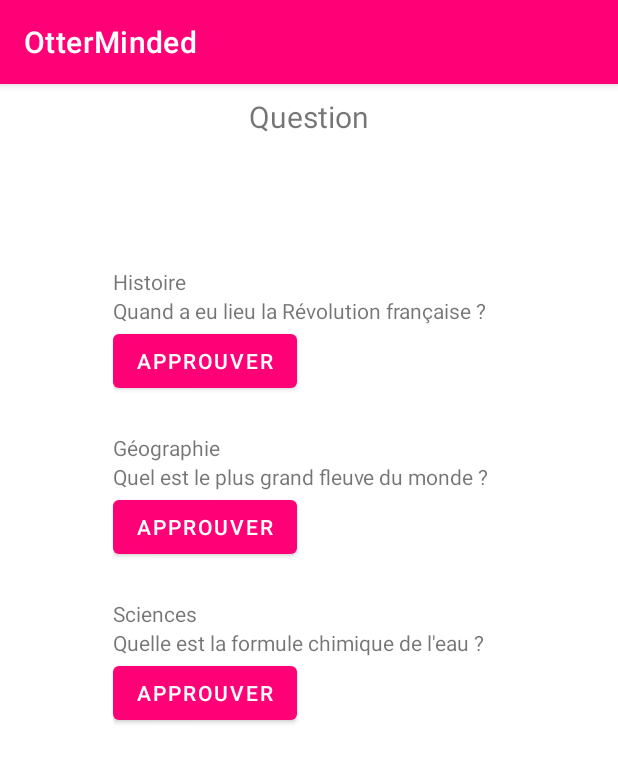
After one commit to L-Antre-des-Loutres/OtterMinded, an Android app: the fragment ApprouverQuestionFragment shown on its own in the app's theme, on a phone screen of 412 x 824 dp. The commit adds this screen. Shown: the top 763 px of the screen. Run offline under Robolectric (Android 15) with nearby library versions, the phone set to English and light mode, and no system bars.

Commit message:
ajouts fonctionaliter approuver partie graphique

```diff
--- a/app/src/main/AndroidManifest.xml
+++ b/app/src/main/AndroidManifest.xml
@@ -20,6 +20,9 @@
         tools:targetApi="31">
         <activity
             android:name=".QuestionActivity"
+            android:exported="false" />
+        <activity
+            android:name=".ui.approuverQuestion.ApprouverQuestionActivity"
             android:exported="false" />
         <activity
             android:name=".CommentaireActivity"
--- a/app/src/main/java/com/example/otterminded/QuestionManager.kt
+++ b/app/src/main/java/com/example/otterminded/QuestionManager.kt
@@ -42,7 +42,7 @@ class QuestionManager(private val context: Context) {
             // Récupérer seulement la question dans l'objet question
             val questionText = question?.question ?: "Question introuvable"
 
-            return Pair(questionId, questionText ?: "Question introuvable") // Si la question n'est pas trouvée, retourne une chaîne par défaut
+            return Pair(questionId, questionText) // Si la question n'est pas trouvée, retourne une chaîne par défaut
         }
 
 
--- a/app/src/main/java/com/example/otterminded/models/BDHelper.kt
+++ b/app/src/main/java/com/example/otterminded/models/BDHelper.kt
@@ -23,7 +23,8 @@ class BDHelper(context: Context) :
             CREATE TABLE question (
                 id INTEGER PRIMARY KEY AUTOINCREMENT,
                 theme VARCHAR(50) NOT NULL,
-                question VARCHAR(50) NOT NULL
+                question VARCHAR(50) NOT NULL,
+                approuver INTEGER DEFAULT 0
             )
         """.trimIndent()
         db.execSQL(createTableQuestion)
--- /dev/null
+++ b/app/src/main/java/com/example/otterminded/support/ApprouverAdapter.kt
@@ -0,0 +1,44 @@
+package com.example.otterminded.support
+import android.view.LayoutInflater
+import android.view.View
+import android.view.ViewGroup
+import android.widget.Button
+import android.widget.ExpandableListView.OnChildClickListener
+import android.widget.TextView
+import android.widget.TextView.OnEditorActionListener
+import androidx.recyclerview.widget.RecyclerView
+import com.example.otterminded.R
+import com.example.otterminded.models.Question
+
+class ApprouverAdapter(
+    private val questions: MutableList<Question>,
+    onApprouverClickListener: (Long) -> Unit)
+    : RecyclerView.Adapter<ApprouverAdapter.ViewHolder>() {
+
+    inner class ViewHolder(itemView: View) : RecyclerView.ViewHolder(itemView) {
+        val themeTextView: TextView = itemView.findViewById(R.id.themeTextView)
+        val questionTextView: TextView = itemView.findViewById(R.id.questionTextView)
+        val approveButton: Button = itemView.findViewById(R.id.approuverButton)
+    }
+
+    override fun onCreateViewHolder(parent: ViewGroup, viewType: Int): ViewHolder {
+        val itemView = LayoutInflater.from(parent.context)
+            .inflate(R.layout.item_approuver, parent, false)
+        return ViewHolder(itemView)
+    }
+
+    override fun onBindViewHolder(holder: ViewHolder, position: Int) {
+        val currentItem = questions[position]
+        holder.themeTextView.text = currentItem.theme
+        holder.questionTextView.text = currentItem.question
+
+        // Utilisez "holder.approveButton" au lieu de "approveButton"
+        holder.approveButton.setOnClickListener {
+            // Action à effectuer lors de l'appui sur le bouton "Approuver"
+        }
+    }
+
+    override fun getItemCount(): Int {
+        return questions.size
+    }
+}
--- /dev/null
+++ b/app/src/main/java/com/example/otterminded/ui/approuverQuestion/ApprouverQuestionFragment.kt
@@ -0,0 +1,73 @@
+package com.example.otterminded.ui.approuverQuestion
+
+import android.content.Intent
+import android.os.Bundle
+import android.view.LayoutInflater
+import android.view.View
+import android.view.ViewGroup
+import android.widget.TextView
+import androidx.fragment.app.Fragment
+import androidx.lifecycle.ViewModelProvider
+import androidx.recyclerview.widget.LinearLayoutManager
+import androidx.recyclerview.widget.RecyclerView
+import com.example.otterminded.R
+import com.example.otterminded.UpdateQuestionActivity
+import com.example.otterminded.databinding.FragmentApprouverQuestionBinding
+import com.example.otterminded.databinding.FragmentSlideshowBinding
+import com.example.otterminded.models.DAOInitializer
+import com.example.otterminded.models.Question
+import com.example.otterminded.support.ApprouverAdapter
+import com.example.otterminded.support.QuestionAdapter
+import com.example.otterminded.ui.slideshow.SlideshowViewModel
+
+class ApprouverQuestionFragment : Fragment() {
+    private var _binding: FragmentApprouverQuestionBinding? = null
+    private val binding get() = _binding!!
+
+    override fun onCreateView(
+        inflater: LayoutInflater,
+        container: ViewGroup?,
+        savedInstanceState: Bundle?
+    ): View {
+        val slideshowViewModel =
+            ViewModelProvider(this).get(SlideshowViewModel::class.java)
+
+        _binding = FragmentApprouverQuestionBinding.inflate(inflater, container, false)
+        val root: View = binding.root
+
+        val textView: TextView = binding.textApprouverQuestion
+        slideshowViewModel.text.observe(viewLifecycleOwner) {
+            textView.text = it
+        }
+        val recyclerView: RecyclerView = binding.vuApprouverQuestion
+        val layoutManager = LinearLayoutManager(requireContext())
+        recyclerView.layoutManager = layoutManager
+
+        // Initialisation de DAOInitializer avec le contexte actuel
+        DAOInitializer.initialize(requireContext())
+
+        // Récupération de DAOQuestion à partir de DAOInitializer
+        val daoQuestion = DAOInitializer.getDAOQuestion()
+
+        // Récupération des questions à partir du DAO
+        val questions = daoQuestion.getAllQuestions()
+
+        val adapter = ApprouverAdapter(questions) { questionId ->
+            // Gérer le clic sur le bouton "Edit"
+            val intent = Intent(requireContext(), UpdateQuestionActivity::class.java)
+            intent.putExtra(
+                "question_id",
+                questionId
+            ) // Passage de l'ID de la question à l'activité UpdateQuestionActivity
+            startActivity(intent)
+        }
+        // Liaison de l'adaptateur avec le RecyclerView
+        recyclerView.adapter = adapter
+        return root
+    }
+
+    override fun onDestroyView() {
+        super.onDestroyView()
+        _binding = null
+    }
+}
--- a/app/src/main/java/com/example/otterminded/ui/home/HomeFragment.kt
+++ b/app/src/main/java/com/example/otterminded/ui/home/HomeFragment.kt
@@ -30,7 +30,7 @@ class HomeFragment : Fragment() {
         inflater: LayoutInflater,
         container: ViewGroup?,
         savedInstanceState: Bundle?
-    ): View? {
+    ): View {
         val homeViewModel = ViewModelProvider(this).get(HomeViewModel::class.java)
 
         _binding = FragmentHomeBinding.inflate(inflater, container, false)
--- /dev/null
+++ b/app/src/main/res/layout/fragment_approuver_question.xml
@@ -0,0 +1,35 @@
+<?xml version="1.0" encoding="utf-8"?>
+<androidx.constraintlayout.widget.ConstraintLayout xmlns:android="http://schemas.android.com/apk/res/android"
+    xmlns:app="http://schemas.android.com/apk/res-auto"
+    xmlns:tools="http://schemas.android.com/tools"
+    android:layout_width="match_parent"
+    android:layout_height="match_parent"
+    tools:context=".ui.approuverQuestion.ApprouverQuestionFragment">
+
+    <TextView
+        android:id="@+id/text_approuverQuestion"
+        android:layout_width="0dp"
+        android:layout_height="wrap_content"
+        android:layout_marginStart="8dp"
+        android:layout_marginTop="8dp"
+        android:layout_marginEnd="8dp"
+        android:textAlignment="center"
+        android:textSize="20sp"
+        app:layout_constraintEnd_toEndOf="parent"
+        app:layout_constraintHorizontal_bias="0.5"
+        app:layout_constraintStart_toStartOf="parent"
+        app:layout_constraintTop_toTopOf="parent" />
+
+    <androidx.recyclerview.widget.RecyclerView
+        android:id="@+id/vu_approuverQuestion"
+        android:layout_width="276dp"
+        android:layout_height="417dp"
+        android:layout_marginTop="16dp"
+        app:layout_constraintBottom_toBottomOf="parent"
+        app:layout_constraintEnd_toEndOf="parent"
+        app:layout_constraintHorizontal_bias="0.496"
+        app:layout_constraintStart_toStartOf="parent"
+        app:layout_constraintTop_toBottomOf="@+id/text_approuverQuestion"
+        app:layout_constraintVertical_bias="0.209" />
+
+</androidx.constraintlayout.widget.ConstraintLayout>
--- /dev/null
+++ b/app/src/main/res/layout/item_approuver.xml
@@ -0,0 +1,38 @@
+<?xml version="1.0" encoding="utf-8"?>
+<LinearLayout xmlns:android="http://schemas.android.com/apk/res/android"
+    android:layout_width="match_parent"
+    android:layout_height="wrap_content"
+    android:orientation="vertical">
+
+    <!-- Layout pour encapsuler le thème et la question -->
+    <LinearLayout
+        android:layout_width="wrap_content"
+        android:layout_height="wrap_content"
+        android:orientation="vertical"
+        android:background="@drawable/clickable_border"
+        android:clickable="true"
+        android:padding="8dp"
+        android:layout_marginBottom="8dp">
+
+        <!-- TextView pour le thème -->
+        <TextView
+            android:id="@+id/themeTextView"
+            android:layout_width="wrap_content"
+            android:layout_height="wrap_content"
+            android:text="Theme" />
+
+        <!-- TextView pour la question -->
+        <TextView
+            android:id="@+id/questionTextView"
+            android:layout_width="wrap_content"
+            android:layout_height="wrap_content"
+            android:text="Question 1" />
+
+        <!-- Bouton "Aprouver" -->
+        <Button
+            android:id="@+id/approuverButton"
+            android:layout_width="wrap_content"
+            android:layout_height="wrap_content"
+            android:text="Approuver" />
+    </LinearLayout>
+</LinearLayout>
--- a/app/src/main/res/menu/activity_main_drawer.xml
+++ b/app/src/main/res/menu/activity_main_drawer.xml
@@ -34,5 +34,10 @@
             android:icon="@drawable/ic_profil_64"
             android:title="Profil"
             />
+        <item
+            android:id="@+id/nav_approuver_question"
+            android:icon="@drawable/ic_profil_64"
+            android:title="Approuver question"
+            />
     </group>
 </menu>
--- a/app/src/main/res/navigation/mobile_navigation.xml
+++ b/app/src/main/res/navigation/mobile_navigation.xml
@@ -29,4 +29,10 @@
         android:label="@string/menu_profil"
         tools:layout="@layout/fragment_slideshow" />
 
+    <fragment
+        android:id="@+id/nav_approuver_question"
+        android:name="com.example.otterminded.ui.approuverQuestion.ApprouverQuestionFragment"
+        android:label="Aprouver question"
+        tools:layout="@layout/fragment_approuver_question"/>
+
 </navigation>
```
Also changed, not shown: app/src/main/java/com/example/otterminded/ui/approuverQuestion/ApprouverQuestionViewModel.kt (added, +13 -0 lines), app/src/main/java/com/example/otterminded/ui/login/LoginFragment.kt (+3 -8 lines), app/src/main/res/navigation/mobile_navigation2.xml (+10 -4 lines).
